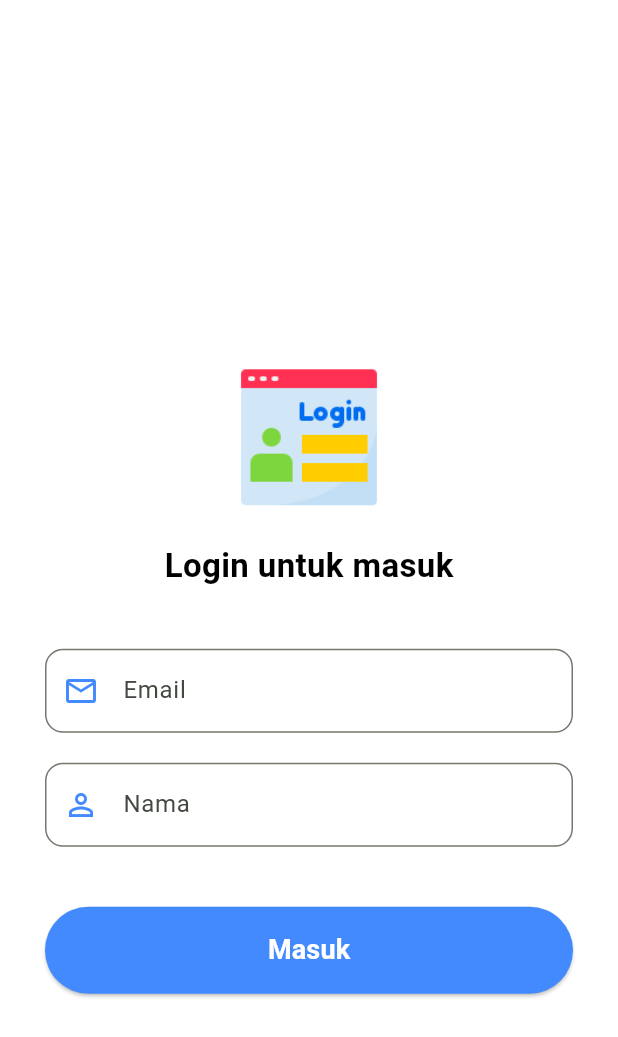
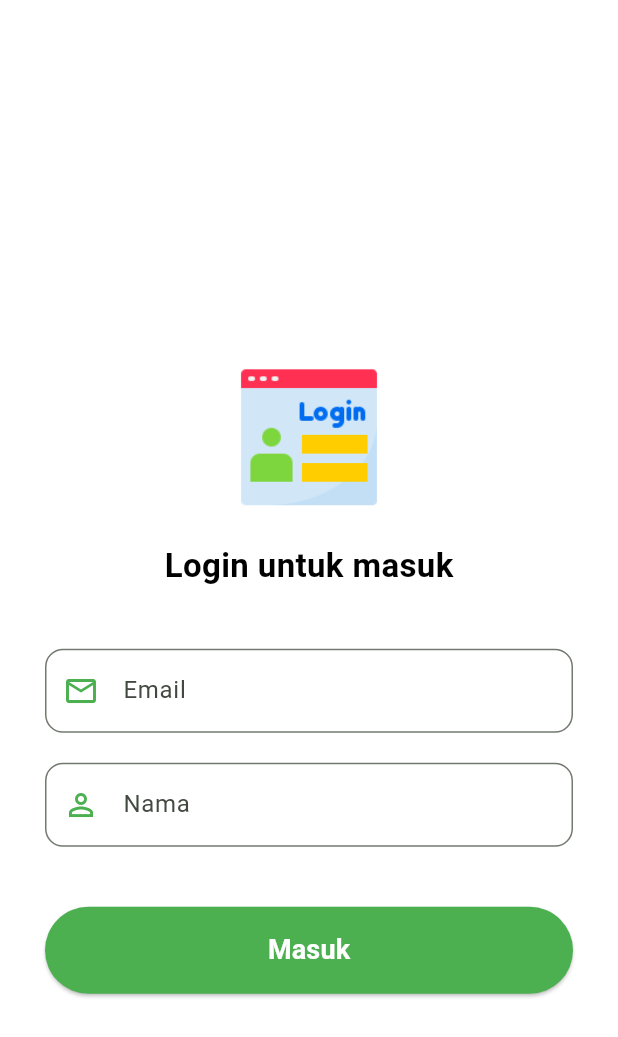
Before and after one commit to ZEINadli/KB1179-1123150028-UTS, a Flutter app: the LoginPage screen opened directly, on a phone screen of 412 x 824 dp. Shown: the top 1037 px of the screen. Run offline on Flutter 3.47's test engine with Material 3 defaults, Android fonts, the phone set to English and light mode, and no system bars.

Commit message:
mengedit paragraf

```diff
--- a/lib/login/login.dart
+++ b/lib/login/login.dart
@@ -46,7 +46,6 @@ class LoginPage extends StatelessWidget {
 
                     const SizedBox(height: 40),
 
-                    // 🔹 TextField untuk Email
                     TextField(
                       controller: emailController,
                       keyboardType: TextInputType.emailAddress,
@@ -54,14 +53,14 @@ class LoginPage extends StatelessWidget {
                         labelText: 'Email',
                         prefixIcon: const Icon(
                           Icons.email_outlined,
-                          color: Colors.blueAccent,
+                          color: Colors.green,
                         ),
                         border: OutlineInputBorder(
                           borderRadius: BorderRadius.circular(12),
                         ),
                         focusedBorder: OutlineInputBorder(
                           borderSide: const BorderSide(
-                            color: Colors.blueAccent,
+                            color: Colors.green,
                             width: 2,
                           ),
                           borderRadius: BorderRadius.circular(12),
@@ -79,14 +78,14 @@ class LoginPage extends StatelessWidget {
                         labelText: 'Nama',
                         prefixIcon: const Icon(
                           Icons.person_outline,
-                          color: Colors.blueAccent,
+                          color: Colors.green,
                         ),
                         border: OutlineInputBorder(
                           borderRadius: BorderRadius.circular(12),
                         ),
                         focusedBorder: OutlineInputBorder(
                           borderSide: const BorderSide(
-                            color: Colors.blueAccent,
+                            color: Colors.green,
                             width: 2,
                           ),
                           borderRadius: BorderRadius.circular(12),
@@ -107,7 +106,7 @@ class LoginPage extends StatelessWidget {
                           );
                         },
                         style: ElevatedButton.styleFrom(
-                          backgroundColor: Colors.blueAccent,
+                          backgroundColor: Colors.green,
                           padding: const EdgeInsets.symmetric(vertical: 16),
                           shape: RoundedRectangleBorder(
                             borderRadius: BorderRadius.circular(30),
```
Also changed, not shown: lib/screen/splash_screen_1.dart (+10 -7 lines), lib/screen/splash_screen_2.dart (+10 -10 lines), lib/screen/splash_screen_3.dart (+8 -8 lines), pubspec.yaml (+3 -4 lines).
